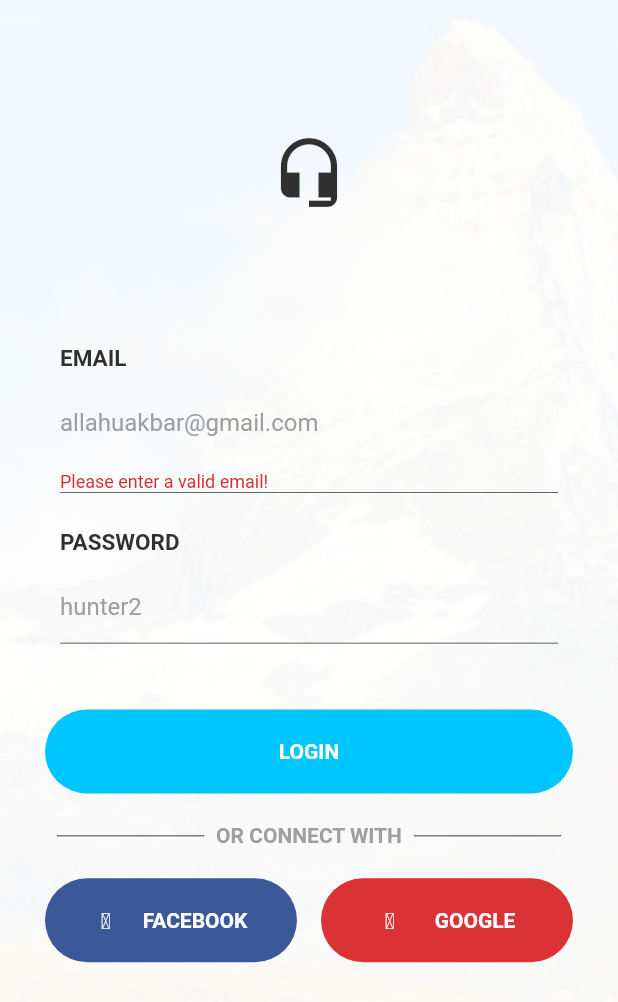
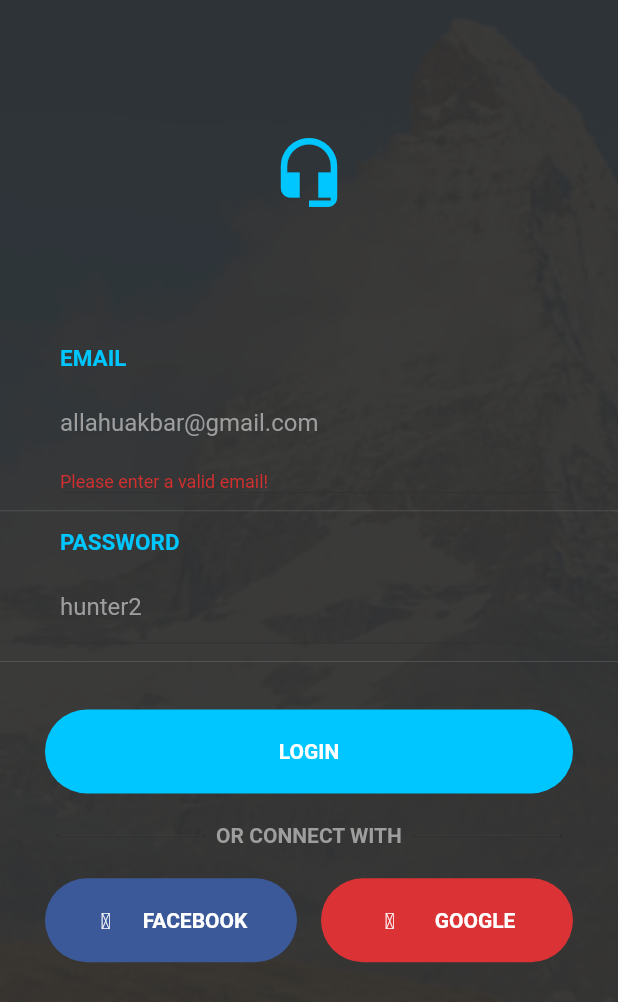
Before and after one commit to Kaioru/groupleh, a Flutter app: the screen it shows after launch, after a tap on "LOGIN", on a phone screen of 412 x 824 dp. Shown: the top 1002 px of the screen. Run offline on Flutter 3.47's test engine with Material 2 defaults, Android fonts, the phone set to English and light mode, and no system bars; our stand-ins replace cloud_firestore, firebase_auth, firebase_storage; missing offline and left inert: firestore_ui; accounts and stored records are empty.

Commit message:
Update login.dart

```diff
--- a/lib/app/auth/login.dart
+++ b/lib/app/auth/login.dart
@@ -69,62 +69,70 @@ class _Login extends State<Login> {
         wardrobeBottom: document.data["wardrobe_bottom"]);
   }
 
-  Widget homePage() {
-    return Container(
+Widget homePage() {
+    return new Container(
       height: MediaQuery.of(context).size.height,
       decoration: BoxDecoration(
         color: Color(0xFF303030),
         image: DecorationImage(
-          colorFilter: ColorFilter.mode(
+          colorFilter: new ColorFilter.mode(
               Colors.black.withOpacity(0.1), BlendMode.dstATop),
           image: AssetImage('assets/images/mountains.jpg'),
           fit: BoxFit.cover,
         ),
       ),
-      child: Column(
+      child: new Column(
         children: <Widget>[
           Container(
             padding: EdgeInsets.only(top: 250.0),
             child: Center(
               child: Icon(
                 Icons.headset_mic,
-                color: Colors.white,
+                color: Color(0xFF00C6FF),
                 size: 40.0,
               ),
             ),
           ),
           Container(
             padding: EdgeInsets.only(top: 20.0),
-            child: Text(
-              "GroupLeh",
-              style: TextStyle(
-                color: Colors.white,
-                fontSize: 48.0,
-              ),
+            child: new Row(
+              mainAxisAlignment: MainAxisAlignment.center,
+              children: <Widget>[
+                Material(
+                  type: MaterialType.transparency,
+                    child: Text(
+                    "GroupLeh",
+                    style: TextStyle(
+                      color: Color(0xFF00C6FF),
+                      fontSize: 20.0,
+                    ),
+                  ),
+                ),
+              ],
             ),
           ),
-          Container(
+          new Container(
             width: MediaQuery.of(context).size.width,
             margin: const EdgeInsets.only(left: 30.0, right: 30.0, top: 150.0),
             alignment: Alignment.center,
-            child: Row(
+            child: new Row(
               children: <Widget>[
-                Expanded(
-                  child: OutlineButton(
-                    shape: RoundedRectangleBorder(
-                        borderRadius: BorderRadius.circular(30.0)),
+                new Expanded(
+                  child: new OutlineButton(
+                    shape: new RoundedRectangleBorder(
+                        borderRadius: new BorderRadius.circular(30.0)),
                     color: Color(0xFF00C6FF),
                     highlightedBorderColor: Colors.white,
                     onPressed: () => gotoSignup(),
-                    child: Container(
+                    child: new Container(
                       padding: const EdgeInsets.symmetric(
                         vertical: 20.0,
                         horizontal: 20.0,
                       ),
-                      child: Row(
+                      child: new Row(
                         mainAxisAlignment: MainAxisAlignment.center,
                         children: <Widget>[
-                          Expanded(
+                          new Expanded(
                             child: Text(
                               "SIGN UP",
                               textAlign: TextAlign.center,
@@ -141,27 +149,27 @@ class _Login extends State<Login> {
               ],
             ),
           ),
-          Container(
+          new Container(
             width: MediaQuery.of(context).size.width,
             margin: const EdgeInsets.only(left: 30.0, right: 30.0, top: 30.0),
             alignment: Alignment.center,
-            child: Row(
+            child: new Row(
               children: <Widget>[
-                Expanded(
-                  child: FlatButton(
-                    shape: RoundedRectangleBorder(
-                        borderRadius: BorderRadius.circular(30.0)),
+                new Expanded(
+                  child: new FlatButton(
+                    shape: new RoundedRectangleBorder(
+                        borderRadius: new BorderRadius.circular(30.0)),
                     color: Color(0xFF00C6FF),
                     onPressed: () => gotoLogin(),
-                    child: Container(
+                    child: new Container(
                       padding: const EdgeInsets.symmetric(
                         vertical: 20.0,
                         horizontal: 20.0,
                       ),
-                      child: Row(
+                      child: new Row(
                         mainAxisAlignment: MainAxisAlignment.center,
                         children: <Widget>[
-                          Expanded(
+                          new Expanded(
                             child: Text(
                               "LOGIN",
                               textAlign: TextAlign.center,
@@ -182,6 +190,7 @@ class _Login extends State<Login> {
       ),
     );
   }
+
 
   Widget signUpPage() {
     return Scaffold(
@@ -485,7 +494,7 @@ class _Login extends State<Login> {
         child: Container(
           height: MediaQuery.of(context).size.height,
           decoration: BoxDecoration(
-            color: Colors.white,
+            color: Color(0xFF303030),
             image: DecorationImage(
               colorFilter: ColorFilter.mode(
                   Colors.black.withOpacity(0.05), BlendMode.dstATop),
@@ -501,7 +510,7 @@ class _Login extends State<Login> {
                 child: Center(
                   child: Icon(
                     Icons.headset_mic,
-                    color: Color(0xFF303030),
+                    color: Color(0xFF00C6FF),
                     size: 50.0,
                   ),
                 ),
@@ -515,7 +524,7 @@ class _Login extends State<Login> {
                         "EMAIL",
                         style: TextStyle(
                           fontWeight: FontWeight.bold,
-                          color: Color(0xFF303030),
+                          color: Color(0xFF00C6FF),
                           fontSize: 15.0,
                         ),
                       ),
@@ -576,7 +585,7 @@ class _Login extends State<Login> {
                         "PASSWORD",
                         style: TextStyle(
                           fontWeight: FontWeight.bold,
-                          color: Color(0xFF303030),
+                          color: Color(0xFF00C6FF),
                           fontSize: 15.0,
                         ),
                       ),
```
